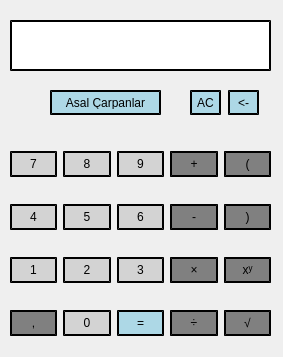
Before: the Qt Designer form hesap.ui in insanolanbiri/hesap-makinesi-PyQt5, drawn with Qt 5.
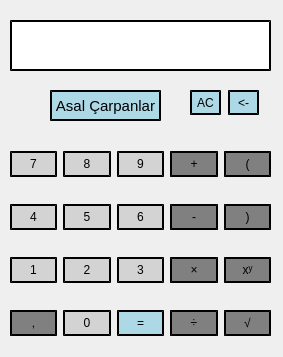
After: the same form once the commit is applied.

```diff
--- a/hesap.ui
+++ b/hesap.ui
@@ -580,9 +580,15 @@
       <x>50</x>
       <y>90</y>
       <width>111</width>
-      <height>25</height>
+      <height>31</height>
      </rect>
     </property>
+    <property name="font">
+     <font>
+      <family>Segoe UI</family>
+      <pointsize>11</pointsize>
+     </font>
+    </property>
     <property name="styleSheet">
      <string notr="true">background-color: lightblue;
 border-style: outset;
```
Left out of the diff: 120 changed lines with no effect on the pictures.
